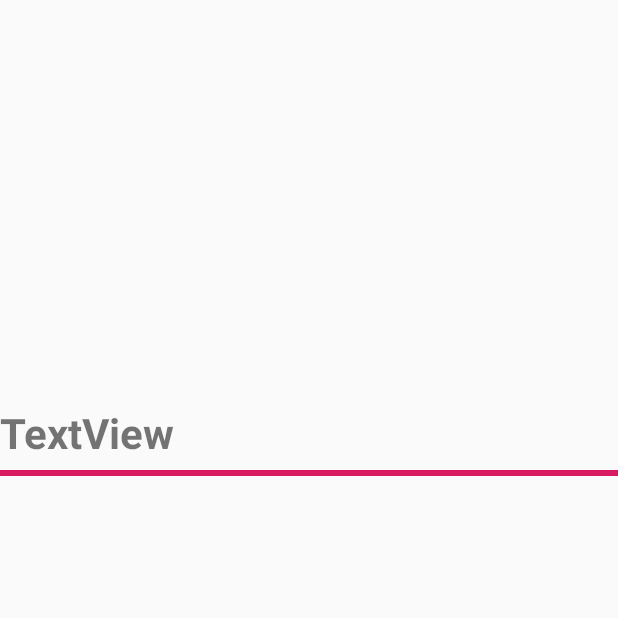
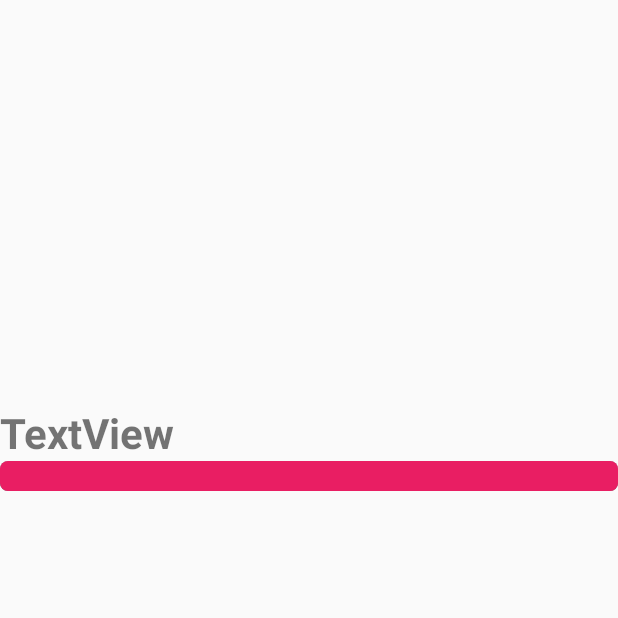
Before and after one commit to YannickVeron/DimSpaceTeam, an Android app: the QuestionFragment screen opened through its navigation route, on a phone screen of 412 x 824 dp, the top half of it. Run offline under Robolectric (Android 15) with nearby library versions, the phone set to English and light mode, and no system bars; libraries missing offline, so code that uses them is left out: com.github.nisrulz.sensey; 1 statement that could not run was skipped.

Commit message:
Change style progress Bar

```diff
--- a/app/src/main/res/layout/question_fragment.xml
+++ b/app/src/main/res/layout/question_fragment.xml
@@ -21,10 +21,11 @@
 
     <ProgressBar
         android:id="@+id/progressBar"
-        style="?android:attr/progressBarStyleHorizontal"
+        style="@android:style/Widget.ProgressBar.Horizontal"
         android:layout_width="match_parent"
         android:layout_height="wrap_content"
-        android:progress="100" />
+        android:progress="100"
+        android:progressTint="#E91E63" />
 
     <LinearLayout
         android:id="@+id/ActionContainer"
```
